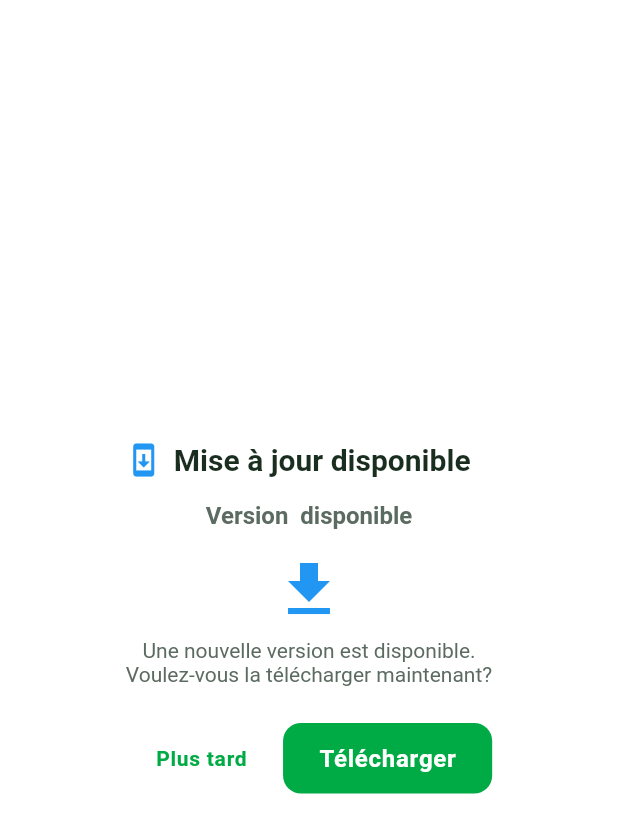
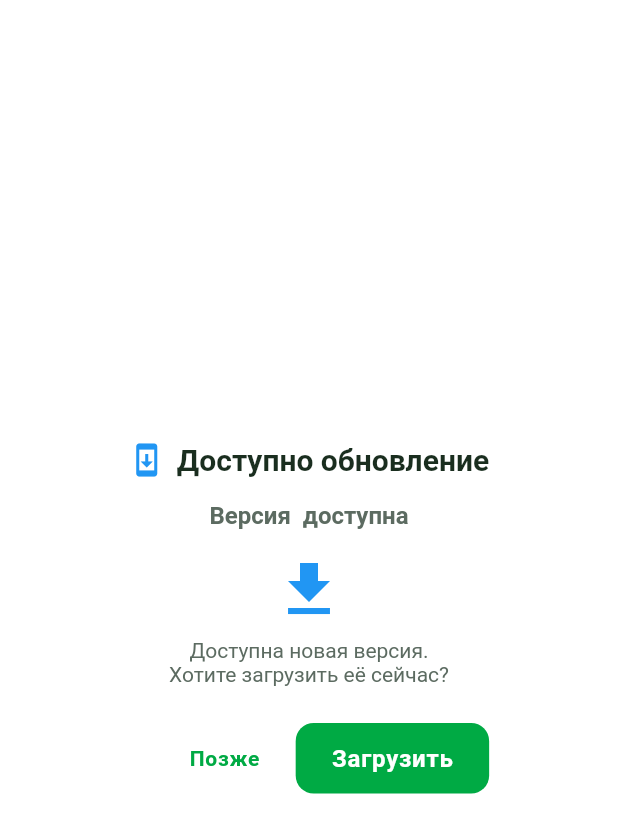
Before and after one commit to DinoRu/kaspi_metrix_app, a Flutter app: the UpdateDialog widget shown alone on an empty page, opened directly with empty values, on a phone screen of 412 x 824 dp. Shown: the top 833 px of the screen. Run offline on Flutter 3.47's test engine with Material 3 defaults, Android fonts, the phone set to English and light mode, and no system bars; our stand-ins replace connectivity_plus, device_info_plus, dio, flutter_riverpod, flutter_secure_storage, geolocator and 6 more; missing offline and left inert: exif, flutter_downloader; accounts and stored records are empty; network calls fail.

Commit message:
fix: fix bug

```diff
--- a/lib/core/utils/connectivity_helper.dart
+++ b/lib/core/utils/connectivity_helper.dart
@@ -27,7 +27,7 @@ class ConnectivityHelper {
           .checkConnectivity(); // Returns List<ConnectivityResult>
       _updateConnectionStatus(results);
     } catch (e) {
-      print('Error checking initial connectivity: $e');
+      // print('Error checking initial connectivity: $e');
       _isOnline = false;
     }
   }
--- a/lib/presentation/screens/meter_screen.dart
+++ b/lib/presentation/screens/meter_screen.dart
@@ -222,7 +222,7 @@ class _MetersScreenState extends ConsumerState<MetersScreen> with RouteAware {
             onRefresh: _refreshAllMeters,
             child: ListView.builder(
               controller: _scrollCtrl,
-              padding: const EdgeInsets.all(16),
+              padding: const EdgeInsets.symmetric(horizontal: 10, vertical: 16),
               itemCount: meterList.length + (hasMore ? 1 : 0),
               itemBuilder: (context, index) {
                 if (index >= meterList.length) {
--- a/lib/presentation/screens/reading_form_screen.dart
+++ b/lib/presentation/screens/reading_form_screen.dart
@@ -511,7 +511,7 @@ class _ReadingFormScreenState extends ConsumerState<ReadingFormScreen> {
       body: Form(
         key: _formKey,
         child: ListView(
-          padding: const EdgeInsets.all(16),
+          padding: const EdgeInsets.symmetric(horizontal: 10, vertical: 16),
           children: [
             Card(
               child: Padding(
@@ -877,7 +877,7 @@ class _ReadingFormScreenState extends ConsumerState<ReadingFormScreen> {
                 onPressed: _submitReading,
               ),
             ),
-            const SizedBox(height: 32),
+            const SizedBox(height: 70),
           ],
         ),
       ),
--- a/lib/presentation/screens/reading_screen.dart
+++ b/lib/presentation/screens/reading_screen.dart
@@ -123,7 +123,7 @@ class ReadingsScreen extends ConsumerWidget {
           return RefreshIndicator(
             onRefresh: handleRefresh,
             child: ListView.builder(
-              padding: const EdgeInsets.all(16),
+              padding: const EdgeInsets.symmetric(horizontal: 10, vertical: 16),
               itemCount: readingList.length,
               itemBuilder: (context, index) {
                 final reading = readingList[index];
--- a/lib/widgets/update_dialog.dart
+++ b/lib/widgets/update_dialog.dart
@@ -1,5 +1,3 @@
-// lib/widgets/update_dialog.dart
-
 import 'package:flutter/material.dart';
 import 'package:metrix/core/utils/update_service.dart';
 
@@ -79,7 +77,7 @@ class _UpdateDialogState extends State<UpdateDialog> {
     if (!success && mounted) {
       setState(() {
         _downloading = false;
-        _errorMessage = 'Impossible de démarrer le téléchargement';
+        _errorMessage = 'Не удалось начать загрузку';
       });
     }
   }
@@ -90,7 +88,7 @@ class _UpdateDialogState extends State<UpdateDialog> {
 
     ScaffoldMessenger.of(context).showSnackBar(
       const SnackBar(
-        content: Text('Téléchargement en cours en arrière-plan...'),
+        content: Text('Загрузка продолжается в фоновом режиме...'),
         duration: Duration(seconds: 3),
       ),
     );
@@ -103,14 +101,14 @@ class _UpdateDialogState extends State<UpdateDialog> {
         children: [
           const Icon(Icons.system_update, color: Colors.blue),
           const SizedBox(width: 8),
-          const Text('Mise à jour disponible'),
+          const Text('Доступно обновление'),
         ],
       ),
       content: Column(
         mainAxisSize: MainAxisSize.min,
         children: [
           Text(
-            'Version ${widget.version} disponible',
+            'Версия ${widget.version} доступна',
             style: const TextStyle(fontSize: 16, fontWeight: FontWeight.bold),
           ),
           const SizedBox(height: 16),
@@ -123,15 +121,12 @@ class _UpdateDialogState extends State<UpdateDialog> {
               style: const TextStyle(fontSize: 18, fontWeight: FontWeight.bold),
             ),
             const SizedBox(height: 8),
-            const Text(
-              'Téléchargement en cours...',
-              style: TextStyle(fontSize: 12),
-            ),
+            const Text('Идёт загрузка...', style: TextStyle(fontSize: 12)),
           ] else if (_progress == 100) ...[
             const Icon(Icons.check_circle, color: Colors.green, size: 48),
             const SizedBox(height: 8),
             const Text(
-              'Téléchargement terminé!\nInstallation en cours...',
+              'Загрузка завершена!\nИдёт установка...',
               textAlign: TextAlign.center,
             ),
           ] else if (_errorMessage != null) ...[
@@ -146,7 +141,7 @@ class _UpdateDialogState extends State<UpdateDialog> {
             const Icon(Icons.download, size: 48, color: Colors.blue),
             const SizedBox(height: 8),
             const Text(
-              'Une nouvelle version est disponible.\nVoulez-vous la télécharger maintenant?',
+              'Доступна новая версия.\nХотите загрузить её сейчас?',
               textAlign: TextAlign.center,
             ),
           ],
@@ -156,22 +151,22 @@ class _UpdateDialogState extends State<UpdateDialog> {
         if (!_downloading && _progress != 100) ...[
           TextButton(
             onPressed: () => Navigator.of(context).pop(),
-            child: const Text('Plus tard'),
+            child: const Text('Позже'),
           ),
           if (_errorMessage != null)
             TextButton(
               onPressed: _startDownload,
-              child: const Text('Réessayer'),
+              child: const Text('Повторить'),
             )
           else
             ElevatedButton(
               onPressed: _startDownload,
-              child: const Text('Télécharger'),
+              child: const Text('Загрузить'),
             ),
         ] else if (_downloading && _downloadStarted) ...[
           TextButton(
             onPressed: _downloadInBackground,
-            child: const Text('Continuer en arrière-plan'),
+            child: const Text('Продолжить в фоновом режиме'),
           ),
           TextButton(
             onPressed: () {
@@ -180,7 +175,7 @@ class _UpdateDialogState extends State<UpdateDialog> {
                 _downloading = false;
               });
             },
-            child: const Text('Pause'),
+            child: const Text('Приостановить'),
           ),
         ],
       ],
```
Also changed, not shown: lib/presentation/screens/home_screen.dart (+49 -8 lines), pubspec.yaml (+5 -27 lines).
